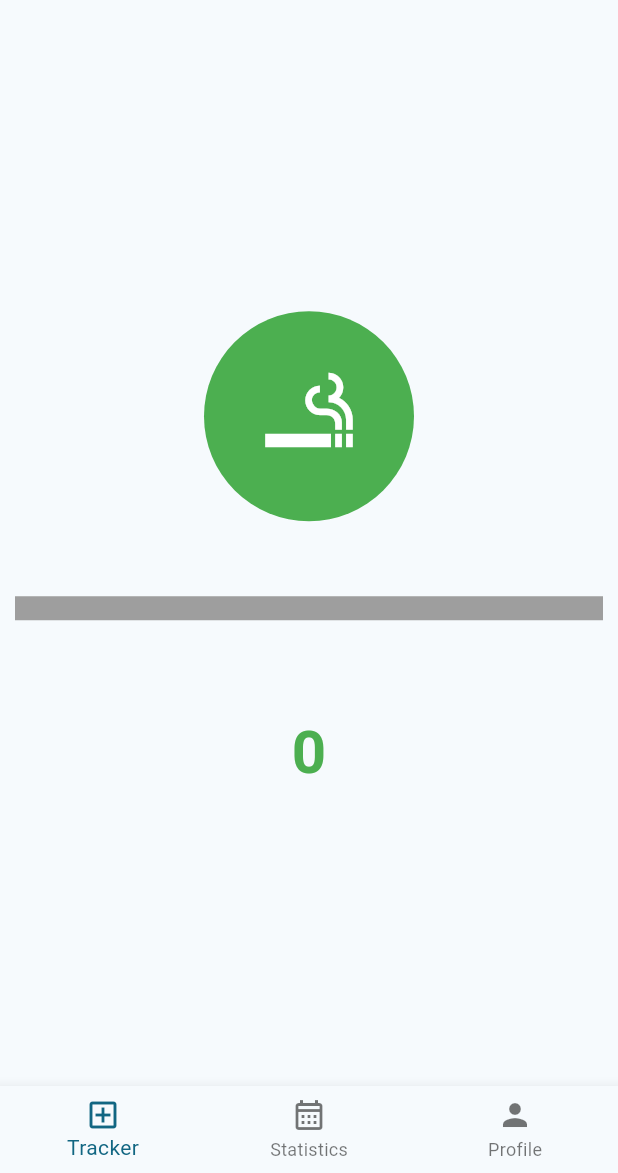
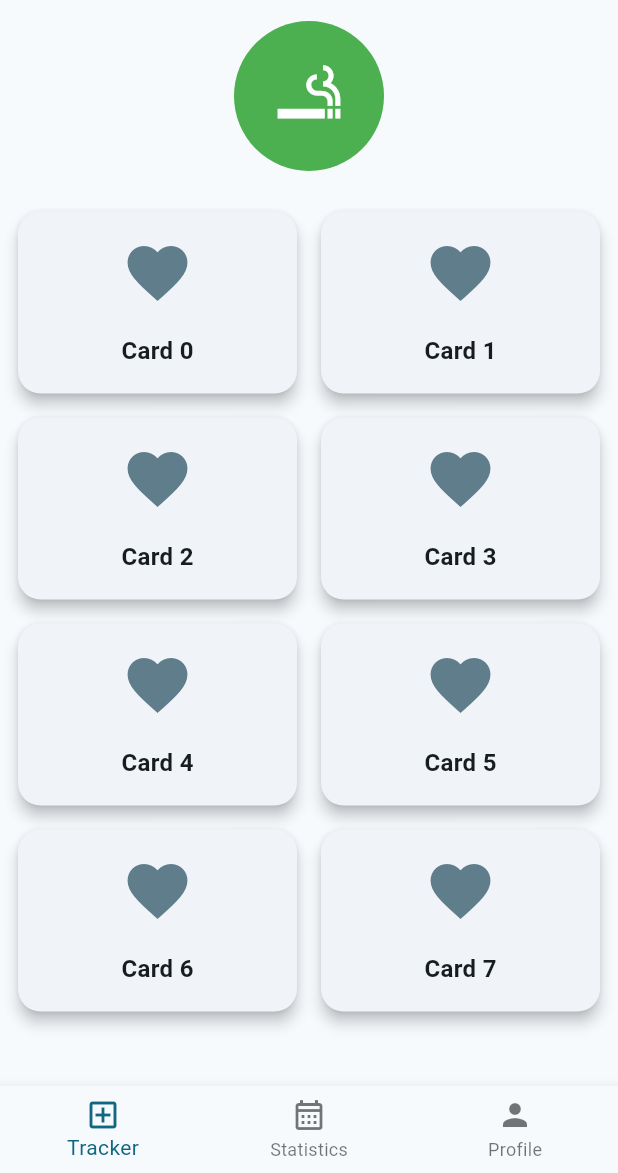
Before and after one commit to edoardop13/myquitbuddy, a Flutter app: the screen it shows after launch, on a phone screen of 412 x 824 dp, the part 63-1236 px from its top. Run offline on Flutter 3.47's test engine with Material 3 defaults, Android fonts, the phone set to English and light mode, and no system bars; drawn by our look-alikes of percent_indicator; our stand-ins replace babstrap_settings_screen.

Commit message:
feat: add cards in home

```diff
--- a/lib/main.dart
+++ b/lib/main.dart
@@ -1,5 +1,5 @@
 import 'package:flutter/material.dart';
-import 'screens/cigaretteTracker.dart';
+import 'screens/home/cigaretteTracker.dart';
 import 'screens/profilePage.dart';
 
 void main() => runApp(MyApp());
--- a/lib/screens/cigaretteTracker.dart
+++ /dev/null
@@ -1,75 +0,0 @@
-import 'package:flutter/material.dart';
-import 'package:percent_indicator/linear_percent_indicator.dart';
-
-class CigaretteTracker extends StatefulWidget {
-  @override
-  _CigaretteTrackerState createState() => _CigaretteTrackerState();
-}
-
-class _CigaretteTrackerState extends State<CigaretteTracker> {
-  int _cigaretteCount = 0;
-
-  void _incrementCounter() {
-    setState(() {
-      if (_cigaretteCount < 100) _cigaretteCount++;
-    });
-  }
-
-  Color _getColor() {
-    if (_cigaretteCount < 3) {
-      return Colors.green;
-    } else if (_cigaretteCount < 6) {
-      return Colors.orange;
-    } else if (_cigaretteCount < 9) {
-      return Colors.red;
-    } else
-      return Colors.black;
-  }
-
-  @override
-  Widget build(BuildContext context) {
-    return Scaffold(
-      body: Center(
-        child: Column(
-          mainAxisAlignment: MainAxisAlignment.center,
-          children: <Widget>[
-            Tooltip(
-              message: "Press button to add a smoked cigarette",
-              child: InkWell(
-                onTap: _incrementCounter,
-                child: CircleAvatar(
-                  radius: 70,
-                  backgroundColor: _getColor(),
-                  child: const Icon(
-                    Icons.smoking_rooms,
-                    color: Colors.white,
-                    size: 70,
-                  ),
-                ),
-              ),
-            ),
-            const SizedBox(height: 50),
-            LinearPercentIndicator(
-              lineHeight: 16.0,
-              percent: (_cigaretteCount.toDouble() <= 10
-                      ? (_cigaretteCount.toDouble())
-                      : 10) *
-                  0.1,
-              backgroundColor: Colors.grey,
-              progressColor: _getColor(),
-            ),
-            const SizedBox(height: 60),
-            Text(
-              '$_cigaretteCount',
-              style: TextStyle(
-                fontSize: 40,
-                fontWeight: FontWeight.bold,
-                color: _getColor(),
-              ),
-            ),
-          ],
-        ),
-      ),
-    );
-  } //build
-}
--- /dev/null
+++ b/lib/screens/home/cardsGrid.dart
@@ -0,0 +1,70 @@
+import 'package:flutter/material.dart';
+
+class CardsGrid extends StatelessWidget {
+  @override
+  Widget build(BuildContext context) {
+    return Padding(
+      padding: const EdgeInsets.all(8.0),
+      child: GridView.builder(
+        gridDelegate: const SliverGridDelegateWithFixedCrossAxisCount(
+          crossAxisCount: 2, // 2 columns
+          mainAxisSpacing: 8.0,
+          crossAxisSpacing: 8.0,
+          childAspectRatio: 3 / 2, // Aspect ratio of the cards
+        ),
+        itemCount: 8, // 2 columns * 4 rows
+        itemBuilder: (BuildContext context, int index) {
+          return CustomCard(
+            icon: Icons.favorite,
+            text: 'Card $index',
+          );
+        },
+        shrinkWrap: true, // To limit GridView height
+        physics: const NeverScrollableScrollPhysics(), // To disable GridView scrolling
+      ),
+    );
+  }
+}
+
+class CustomCard extends StatelessWidget {
+  final IconData icon;
+  final String text;
+
+  const CustomCard({
+    Key? key,
+    required this.icon,
+    required this.text,
+  }) : super(key: key);
+
+  @override
+  Widget build(BuildContext context) {
+    return Card(
+      shape: RoundedRectangleBorder(
+        borderRadius: BorderRadius.circular(15.0),
+      ),
+      elevation: 4, // Shadow depth
+      child: Padding(
+        padding: const EdgeInsets.all(16.0),
+        child: Column(
+          mainAxisAlignment: MainAxisAlignment.center,
+          crossAxisAlignment: CrossAxisAlignment.center,
+          children: [
+            Icon(
+              icon,
+              size: 48.0,
+              color: Theme.of(context).primaryColor,
+            ),
+            const SizedBox(height: 16.0),
+            Text(
+              text,
+              style: const TextStyle(
+                fontSize: 16.0,
+                fontWeight: FontWeight.bold,
+              ),
+            ),
+          ],
+        ),
+      ),
+    );
+  }
+}
--- /dev/null
+++ b/lib/screens/home/cigaretteTracker.dart
@@ -0,0 +1,91 @@
+import 'package:flutter/material.dart';
+import 'cardsGrid.dart';
+import 'package:percent_indicator/linear_percent_indicator.dart';
+
+class CigaretteTracker extends StatefulWidget {
+  @override
+  _CigaretteTrackerState createState() => _CigaretteTrackerState();
+}
+
+class _CigaretteTrackerState extends State<CigaretteTracker> {
+  int _cigaretteCount = 0;
+
+  void _incrementCounter() {
+    setState(() {
+      if (_cigaretteCount < 100) _cigaretteCount++;
+    });
+  }
+
+  Color _getColor() {
+    if (_cigaretteCount < 3) {
+      return Colors.green;
+    } else if (_cigaretteCount < 6) {
+      return Colors.orange;
+    } else if (_cigaretteCount < 9) {
+      return Colors.red;
+    } else
+      return Colors.black;
+  }
+
+  @override
+  Widget build(BuildContext context) {
+    return Scaffold(
+      body: Center(
+        child: Column(
+          mainAxisAlignment: MainAxisAlignment.start,
+          children: <Widget>[
+            CircularIconButton(
+              onPressed: _incrementCounter,
+              icon: const Icon(
+                Icons.smoking_rooms,
+                size: 50,
+                color: Colors.white,
+              ),
+              size: 100,
+              backgroundColor: _getColor(),
+            ),
+            const SizedBox(height: 15),
+            Expanded( // Use Expanded here
+              child: CardsGrid(), // Integrating the Grid here
+            ),
+          ],
+        ),
+      ),
+    );
+  } //build
+}
+
+class CircularIconButton extends StatelessWidget {
+  final VoidCallback onPressed;
+  final Icon icon;
+  final double size;
+  final Color backgroundColor;
+
+  const CircularIconButton({
+    Key? key,
+    required this.onPressed,
+    required this.icon,
+    this.size = 50.0,
+    this.backgroundColor = Colors.blue,
+  }) : super(key: key);
+
+  @override
+  Widget build(BuildContext context) {
+    return ClipOval(
+      child: Material(
+        color: backgroundColor, // Button color
+        child: InkWell(
+          splashColor: Theme.of(context).primaryColorLight, // Splash color
+          onTap: onPressed,
+          child: SizedBox(
+            width: size,
+            height: size,
+            child: Center(
+              child: icon,
+            ),
+          ),
+        ),
+      ),
+    );
+  }
+}
```
Also changed, not shown: 12 other files.
